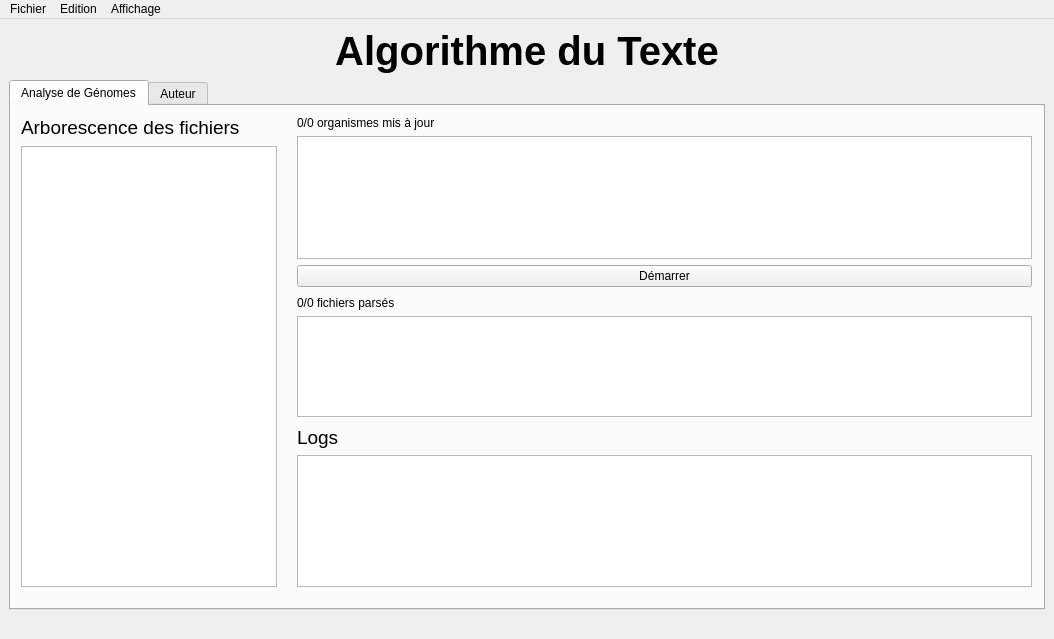
Above: src/app/application.ui from PotOfJam/ProjetAlgorithmesDuTexte before the change. Below: the same form after it.
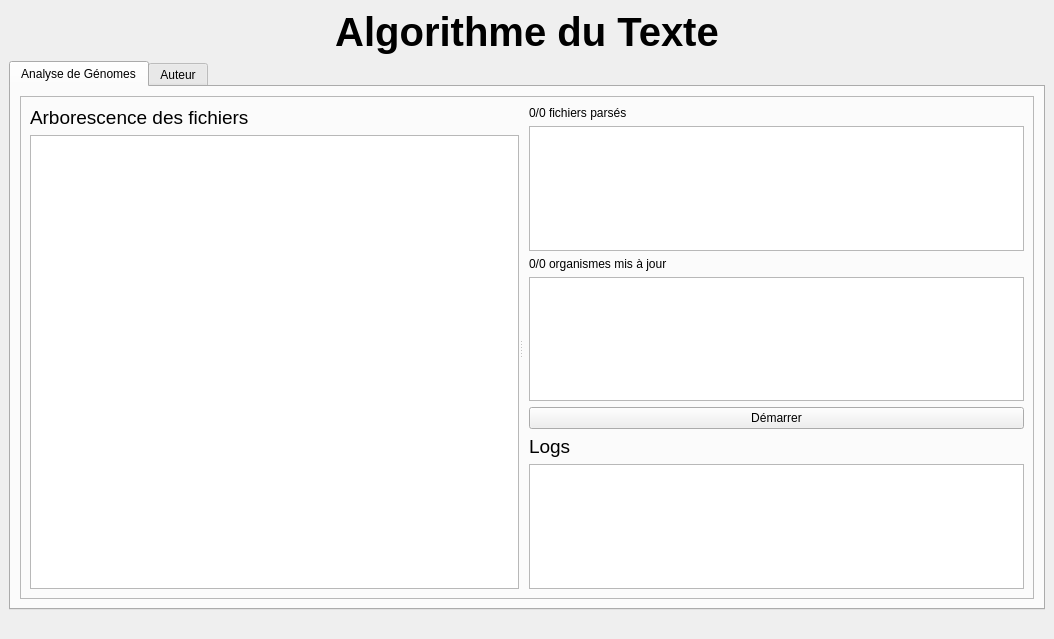
That is the form after the change. Icons and pictures are not drawn.

Commit message: Add some resizeability option

```diff
--- a/src/app/application.ui
+++ b/src/app/application.ui
@@ -18,28 +18,8 @@
     <normaloff>../../../texture/orig.jpg</normaloff>../../../texture/orig.jpg</iconset>
   </property>
   <widget class="QWidget" name="centralwidget">
-   <layout class="QVBoxLayout" name="verticalLayout_2">
-    <item>
-     <widget class="QLabel" name="title">
-      <property name="font">
-       <font>
-        <pointsize>30</pointsize>
-        <weight>75</weight>
-        <bold>true</bold>
-       </font>
-      </property>
-      <property name="text">
-       <string>Algorithme du Texte</string>
-      </property>
-      <property name="scaledContents">
-       <bool>false</bool>
-      </property>
-      <property name="alignment">
-       <set>Qt::AlignCenter</set>
-      </property>
-     </widget>
-    </item>
-    <item>
+   <layout class="QGridLayout" name="gridLayout_2">
+    <item row="1" column="0">
      <widget class="QTabWidget" name="tabs">
       <property name="autoFillBackground">
        <bool>false</bool>
@@ -51,35 +31,62 @@
        <attribute name="title">
         <string>Analyse de Génomes</string>
        </attribute>
-       <widget class="QLabel" name="bg_compute">
-        <property name="geometry">
-         <rect>
-          <x>9</x>
-          <y>9</y>
-          <width>16</width>
-          <height>17</height>
-         </rect>
-        </property>
-        <property name="text">
-         <string/>
-        </property>
-        <property name="pixmap">
-         <pixmap>../texture/color.png</pixmap>
-        </property>
-        <property name="scaledContents">
-         <bool>true</bool>
-        </property>
-       </widget>
-       <widget class="QWidget" name="formLayoutWidget_2">
-        <property name="geometry">
-         <rect>
-          <x>280</x>
-          <y>10</y>
-          <width>741</width>
-          <height>171</height>
-         </rect>
-        </property>
+       <layout class="QGridLayout" name="gridLayout">
+        <item row="0" column="0">
+         <layout class="QGridLayout" name="gridLayout_3" columnstretch="0">
+          <item row="0" column="0">
+           <widget class="QFrame" name="frame">
+            <property name="frameShape">
+             <enum>QFrame::StyledPanel</enum>
+            </property>
+            <property name="frameShadow">
+             <enum>QFrame::Raised</enum>
+            </property>
+            <layout class="QGridLayout" name="gridLayout_4">
+             <item row="0" column="0">
+              <widget class="QSplitter" name="splitter">
+               <property name="orientation">
+                <enum>Qt::Horizontal</enum>
+               </property>
+               <widget class="QWidget" name="">
+                <layout class="QVBoxLayout" name="verticalLayout_4">
+                 <item>
+                  <widget class="QLabel" name="label_6">
+                   <property name="text">
+                    <string>&lt;html&gt;&lt;head/&gt;&lt;body&gt;&lt;p&gt;&lt;span style=&quot; font-size:14pt;&quot;&gt;Arborescence des fichiers&lt;/span&gt;&lt;/p&gt;&lt;/body&gt;&lt;/html&gt;</string>
+                   </property>
+                  </widget>
+                 </item>
+                 <item>
+                  <widget class="QTreeView" name="treeView"/>
+                 </item>
+                </layout>
+               </widget>
+               <widget class="QWidget" name="">
+                <layout class="QVBoxLayout" name="verticalLayout_3">
+                 <item>
+                  <layout class="QFormLayout" name="formLayout_5">
+                   <item row="0" column="1">
+                    <widget class="QLabel" name="label_9">
+                     <property name="text">
+                      <string>0/0 fichiers parsés</string>
+                     </property>
+                    </widget>
+                   </item>
+                   <item row="1" column="1">
+                    <widget class="QTextEdit" name="textEdit_2"/>
+                   </item>
+                  </layout>
+                 </item>
+                 <item>
         <layout class="QFormLayout" name="formLayout_4">
+                   <item row="0" column="1">
+                    <widget class="QLabel" name="label_8">
+                     <property name="text">
+                      <string>0/0 organismes mis à jour</string>
+                     </property>
+                    </widget>
+                   </item>
          <item row="1" column="1">
           <widget class="QTextEdit" name="textEdit"/>
          </item>
@@ -90,46 +97,9 @@
            </property>
           </widget>
          </item>
-         <item row="0" column="1">
-          <widget class="QLabel" name="label_8">
-           <property name="text">
-            <string>0/0 organismes mis à jour</string>
-           </property>
-          </widget>
-         </item>
-        </layout>
-       </widget>
-       <widget class="QWidget" name="formLayoutWidget_3">
-        <property name="geometry">
-         <rect>
-          <x>280</x>
-          <y>190</y>
-          <width>741</width>
-          <height>121</height>
-         </rect>
-        </property>
-        <layout class="QFormLayout" name="formLayout_5">
-         <item row="1" column="1">
-          <widget class="QTextEdit" name="textEdit_2"/>
-         </item>
-         <item row="0" column="1">
-          <widget class="QLabel" name="label_9">
-           <property name="text">
-            <string>0/0 fichiers parsés</string>
-           </property>
-          </widget>
-         </item>
-        </layout>
-       </widget>
-       <widget class="QWidget" name="formLayoutWidget_4">
-        <property name="geometry">
-         <rect>
-          <x>280</x>
-          <y>320</y>
-          <width>741</width>
-          <height>161</height>
-         </rect>
-        </property>
+                  </layout>
+                 </item>
+                 <item>
         <layout class="QFormLayout" name="formLayout_6">
          <item row="1" column="1">
           <widget class="QTextBrowser" name="textBrowser"/>
@@ -142,30 +112,17 @@
           </widget>
          </item>
         </layout>
-       </widget>
-       <widget class="QLabel" name="label_6">
-        <property name="geometry">
-         <rect>
-          <x>10</x>
-          <y>10</y>
-          <width>1036</width>
-          <height>22</height>
-         </rect>
-        </property>
-        <property name="text">
-         <string>&lt;html&gt;&lt;head/&gt;&lt;body&gt;&lt;p&gt;&lt;span style=&quot; font-size:14pt;&quot;&gt;Arborescence des fichiers&lt;/span&gt;&lt;/p&gt;&lt;/body&gt;&lt;/html&gt;</string>
-        </property>
-       </widget>
-       <widget class="QTreeView" name="treeView">
-        <property name="geometry">
-         <rect>
-          <x>10</x>
-          <y>40</y>
-          <width>256</width>
-          <height>441</height>
-         </rect>
-        </property>
-       </widget>
+                 </item>
+                </layout>
+               </widget>
+              </widget>
+             </item>
+            </layout>
+           </widget>
+          </item>
+         </layout>
+        </item>
+       </layout>
       </widget>
       <widget class="QWidget" name="author">
        <attribute name="title">
@@ -354,7 +311,27 @@
       </widget>
      </widget>
     </item>
-    <item>
+    <item row="0" column="0">
+     <widget class="QLabel" name="title">
+      <property name="font">
+       <font>
+        <pointsize>30</pointsize>
+        <weight>75</weight>
+        <bold>true</bold>
+       </font>
+      </property>
+      <property name="text">
+       <string>Algorithme du Texte</string>
+      </property>
+      <property name="scaledContents">
+       <bool>false</bool>
+      </property>
+      <property name="alignment">
+       <set>Qt::AlignCenter</set>
+      </property>
+     </widget>
+    </item>
+    <item row="2" column="0">
      <widget class="QLabel" name="bg">
       <property name="text">
        <string/>
@@ -369,35 +346,6 @@
     </item>
    </layout>
   </widget>
-  <widget class="QMenuBar" name="menubar">
-   <property name="geometry">
-    <rect>
-     <x>0</x>
-     <y>0</y>
-     <width>1054</width>
-     <height>22</height>
-    </rect>
-   </property>
-   <widget class="QMenu" name="menuFichier">
-    <property name="title">
-     <string>Fichier</string>
-    </property>
-    <addaction name="actionExporter_les_r_sultats"/>
-   </widget>
-   <widget class="QMenu" name="menuEdition">
-    <property name="title">
-     <string>Edition</string>
-    </property>
-   </widget>
-   <widget class="QMenu" name="menuAffichage">
-    <property name="title">
-     <string>Affichage</string>
-    </property>
-   </widget>
-   <addaction name="menuFichier"/>
-   <addaction name="menuEdition"/>
-   <addaction name="menuAffichage"/>
-  </widget>
   <action name="actionExporter_les_r_sultats">
    <property name="text">
     <string>Exporter les résultats</string>
```
Lines whose indentation alone changed are shown as unchanged. The commit also changes 1 other file.
